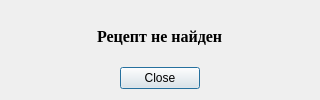
Qt form alertWindow.ui (rauko27/receptBook) before a commit.
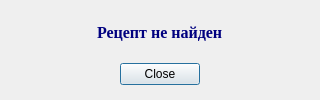
The same form after that commit.

The edit to the form file:
```diff
--- a/alertWindow.ui
+++ b/alertWindow.ui
@@ -28,6 +28,15 @@
   <layout class="QGridLayout" name="gridLayout">
    <item row="1" column="0">
     <widget class="QDialogButtonBox" name="buttonBox">
+     <property name="minimumSize">
+      <size>
+       <width>0</width>
+       <height>30</height>
+      </size>
+     </property>
+     <property name="styleSheet">
+      <string notr="true"/>
+     </property>
      <property name="orientation">
       <enum>Qt::Horizontal</enum>
      </property>
@@ -49,6 +58,11 @@
        <bold>true</bold>
       </font>
      </property>
+     <property name="styleSheet">
+      <string notr="true">font-weight: bold;
+color: #00007f;
+</string>
+     </property>
      <property name="text">
       <string>Рецепт не найден</string>
      </property>
```
